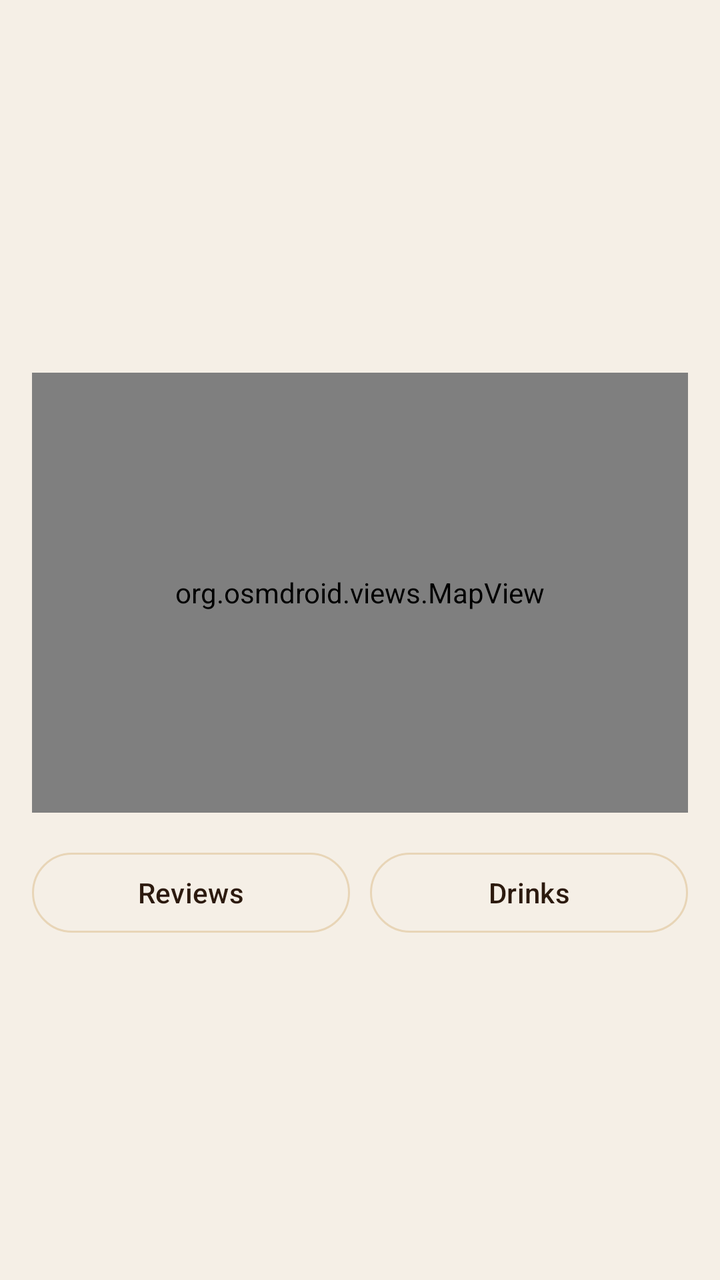
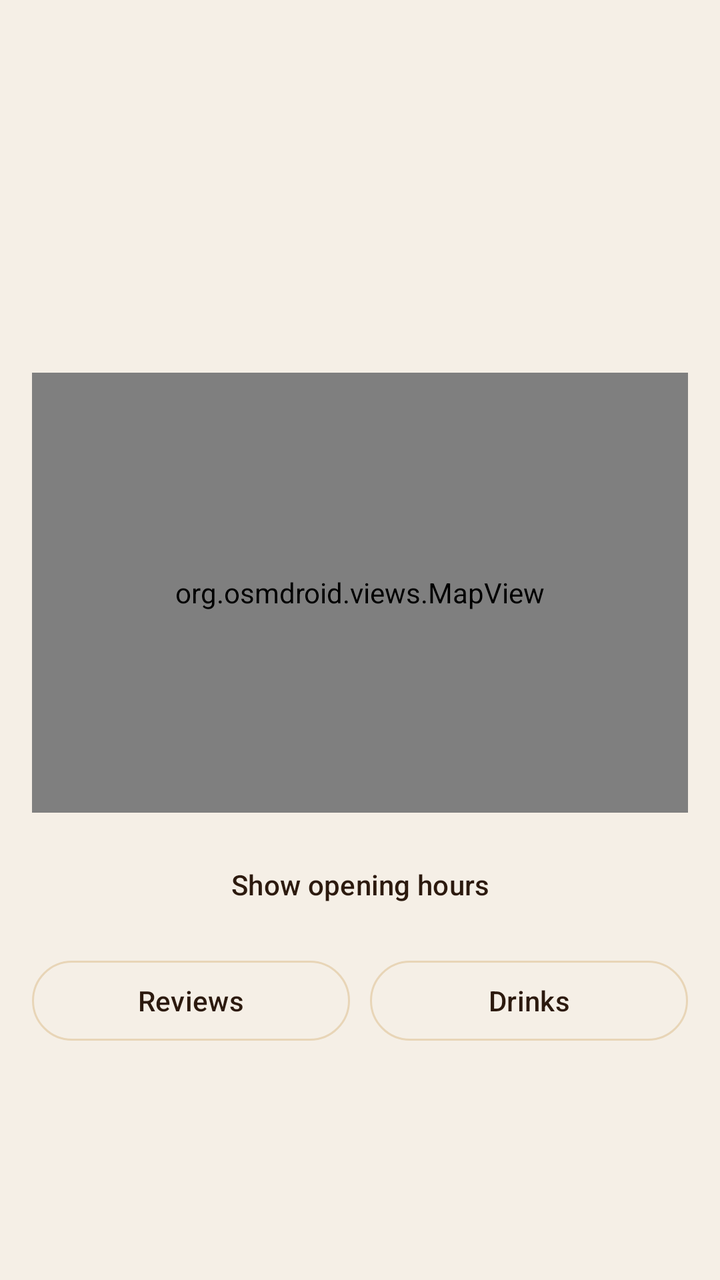

Screens rendered from an Android XML layout before and after an edit, with the pre-edit source and the edit as a unified diff.
<!-- AndroidManifest.xml: application theme Theme.MobileApp -->
<!-- res/layout/fragment_location_detail.xml -->
<?xml version="1.0" encoding="utf-8"?>
<ScrollView xmlns:android="http://schemas.android.com/apk/res/android"
    xmlns:app="http://schemas.android.com/apk/res-auto"
    android:layout_width="match_parent"
    android:layout_height="match_parent"
    android:fillViewport="true"
    android:background="@color/brew_bg">

    <LinearLayout
        android:layout_width="match_parent"
        android:layout_height="wrap_content"
        android:orientation="vertical"
        android:padding="16dp">

        <ProgressBar
            android:id="@+id/progress_detail"
            android:layout_width="wrap_content"
            android:layout_height="wrap_content"
            android:layout_gravity="center_horizontal"
            android:visibility="gone" />

        <TextView
            android:id="@+id/tv_detail_name"
            android:layout_width="match_parent"
            android:layout_height="wrap_content"
            android:layout_marginTop="8dp"
            android:textColor="@color/brew_dark"
            android:textSize="26sp"
            android:textStyle="bold" />

        <TextView
            android:id="@+id/tv_detail_rating"
            android:layout_width="match_parent"
            android:layout_height="wrap_content"
            android:layout_marginTop="6dp"
            android:textColor="@color/brew_brown"
            android:textSize="14sp" />

        <TextView
            android:id="@+id/tv_detail_address"
            android:layout_width="match_parent"
            android:layout_height="wrap_content"
            android:layout_marginTop="4dp"
            android:textColor="@color/brew_brown"
            android:textSize="14sp" />

        <TextView
            android:id="@+id/tv_detail_description"
            android:layout_width="match_parent"
            android:layout_height="wrap_content"
            android:layout_marginTop="14dp"
            android:textColor="@color/brew_dark"
            android:textSize="15sp" />

        <TextView
            android:id="@+id/tv_detail_meta"
            android:layout_width="match_parent"
            android:layout_height="wrap_content"
            android:layout_marginTop="10dp"
            android:textColor="@color/brew_brown"
            android:textSize="14sp" />

        <org.osmdroid.views.MapView
            android:id="@+id/detail_map_view"
            android:layout_width="match_parent"
            android:layout_height="220dp"
            android:layout_marginTop="16dp" />

        <LinearLayout
            android:layout_width="match_parent"
            android:layout_height="wrap_content"
            android:layout_marginTop="16dp"
            android:orientation="horizontal">

            <com.google.android.material.button.MaterialButton
                android:id="@+id/btn_reviews"
                style="@style/Widget.Material3.Button.OutlinedButton"
                android:layout_width="0dp"
                android:layout_height="wrap_content"
                android:layout_weight="1"
                android:text="@string/reviews" />

            <com.google.android.material.button.MaterialButton
                android:id="@+id/btn_drinks"
                style="@style/Widget.Material3.Button.OutlinedButton"
                android:layout_width="0dp"
                android:layout_height="wrap_content"
                android:layout_marginStart="10dp"
                android:layout_weight="1"
                android:text="@string/drinks" />
        </LinearLayout>

        <androidx.fragment.app.FragmentContainerView
            android:id="@+id/location_content_container"
            android:layout_width="match_parent"
            android:layout_height="wrap_content"
            android:layout_marginTop="10dp" />

    </LinearLayout>
</ScrollView>
<!-- resources referenced by this layout -->
<resources>
  <color name="brew_bg">#F5EFE6</color>
  <color name="brew_brown">#6B3F1F</color>
  <color name="brew_dark">#2C1A0E</color>
  <string name="drinks">Drinks</string>
  <string name="reviews">Reviews</string>
  <style name="Theme.MobileApp" parent="Base.Theme.MobileApp" />
  <style name="Base.Theme.MobileApp" parent="Theme.Material3.DayNight.NoActionBar">
          
          <item name="colorPrimary">@color/brew_dark</item>
          <item name="colorOnPrimary">@color/brew_bg</item>
          <item name="colorPrimaryContainer">@color/brew_light</item>
          <item name="colorOnPrimaryContainer">@color/brew_dark</item>
  
          
          <item name="colorSecondary">@color/brew_accent</item>
          <item name="colorOnSecondary">@color/white</item>
          <item name="colorSecondaryContainer">@color/brew_light</item>
          <item name="colorOnSecondaryContainer">@color/brew_dark</item>
  
          
          <item name="colorTertiary">@color/brew_brown</item>
          <item name="colorOnTertiary">@color/white</item>
  
          
          <item name="android:colorBackground">@color/brew_bg</item>
          <item name="colorSurface">@color/brew_card</item>
          <item name="colorOnSurface">@color/brew_dark</item>
          <item name="colorOnSurfaceVariant">@color/brew_brown</item>
          <item name="colorSurfaceVariant">@color/brew_input_bg</item>
  
          
          <item name="colorOutline">@color/brew_light</item>
          <item name="colorOutlineVariant">@color/brew_light</item>
  
          
          <item name="android:statusBarColor">@color/brew_bg</item>
          <item name="android:windowLightStatusBar" tools:targetApi="23">true</item>
      </style>
  <color name="brew_light">#E8D5B7</color>
  <color name="brew_accent">#C8854A</color>
  <color name="white">#FFFFFFFF</color>
  <color name="brew_card">#FFFFFF</color>
  <color name="brew_input_bg">#FDFAF7</color>
</resources>

<!-- the commit's change to res/layout/fragment_location_detail.xml (unified diff, before → after) -->
@@ -66,10 +66,24 @@
             android:layout_height="220dp"
             android:layout_marginTop="16dp" />
 
+        <com.google.android.material.button.MaterialButton
+            android:id="@+id/btn_opening_hours"
+            style="@style/Widget.Material3.Button.TextButton"
+            android:layout_width="match_parent"
+            android:layout_height="wrap_content"
+            android:layout_marginTop="12dp"
+            android:text="@string/opening_hours" />
+
+        <androidx.fragment.app.FragmentContainerView
+            android:id="@+id/opening_hours_content_container"
+            android:layout_width="match_parent"
+            android:layout_height="wrap_content"
+            android:layout_marginTop="4dp" />
+
         <LinearLayout
             android:layout_width="match_parent"
             android:layout_height="wrap_content"
-            android:layout_marginTop="16dp"
+            android:layout_marginTop="6dp"
             android:orientation="horizontal">
 
             <com.google.android.material.button.MaterialButton
<!-- resource entries referenced after the edit -->
@@ -4,6 +4,7 @@
   <color name="brew_brown">#6B3F1F</color>
   <color name="brew_dark">#2C1A0E</color>
   <string name="drinks">Drinks</string>
+  <string name="opening_hours">Show opening hours</string>
   <string name="reviews">Reviews</string>
   <style name="Theme.MobileApp" parent="Base.Theme.MobileApp" />
   <style name="Base.Theme.MobileApp" parent="Theme.Material3.DayNight.NoActionBar">
